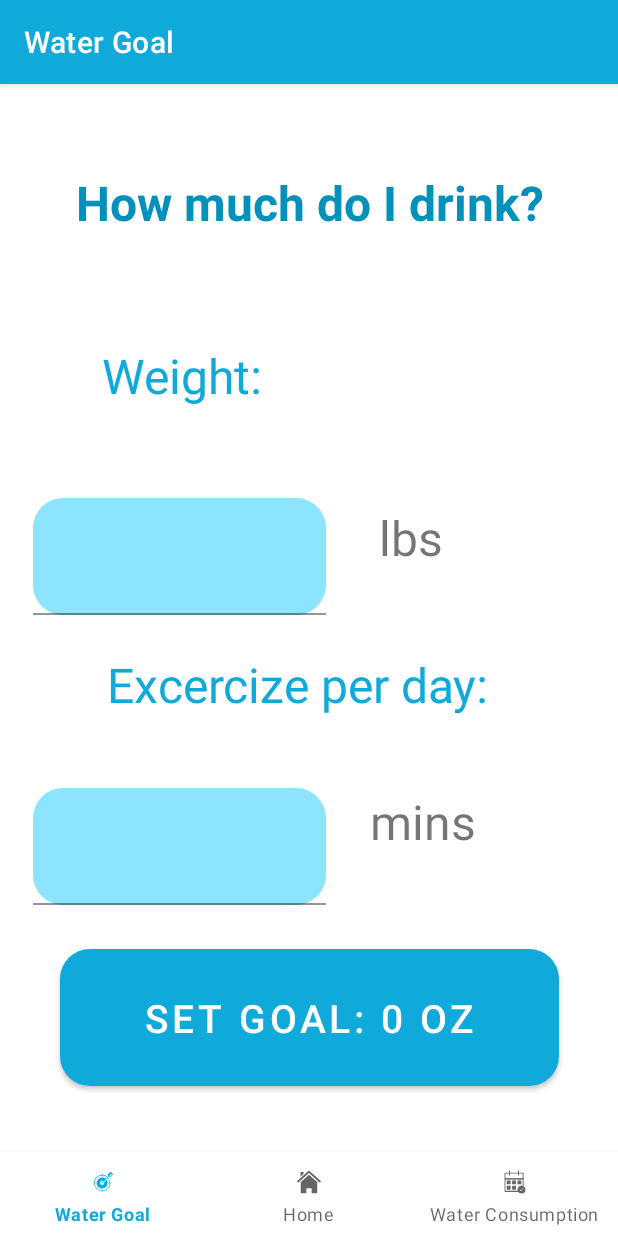
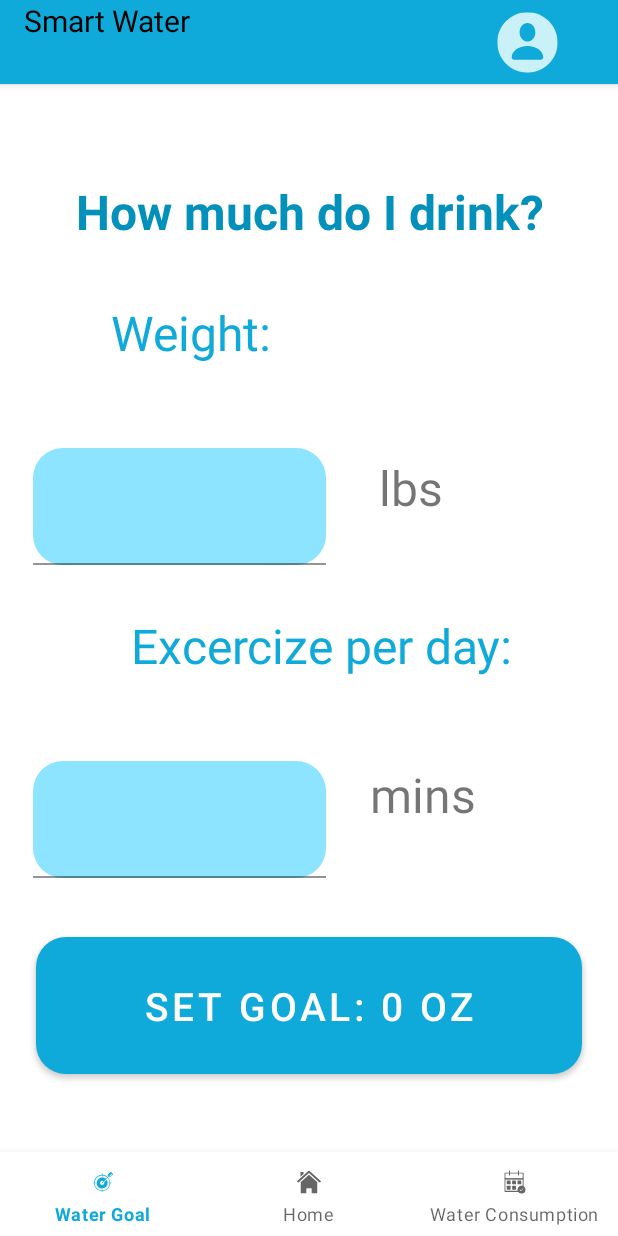
Before and after one commit to 2900xt/Smart-Water, an Android app: the WaterGoalFragment screen opened through its navigation route, on a phone screen of 412 x 824 dp. Run offline under Robolectric (Android 15) with nearby library versions, the phone set to English and light mode, and no system bars; our stand-ins replace RxJava, navigation-ui, sdp/ssp sizes; libraries missing offline, so code that uses them is left out: com.polidea.rxandroidble3; 3 statements that could not run were skipped.

Commit message:
Migrating Platforms

```diff
--- a/app/src/main/java/com/remindrop/smartwater/MainActivity.java
+++ b/app/src/main/java/com/remindrop/smartwater/MainActivity.java
@@ -1,9 +1,8 @@
 package com.remindrop.smartwater;
-
-import static java.lang.Double.NaN;
 
 import android.app.NotificationManager;
 import android.os.Bundle;
+import androidx.appcompat.widget.Toolbar;
 
 import com.google.android.material.bottomnavigation.BottomNavigationView;
 import com.remindrop.smartwater.databinding.ActivityMainBinding;
@@ -36,6 +35,9 @@ public class MainActivity extends AppCompatActivity {
 
         BottomNavigationView navView = findViewById(R.id.nav_view);
 
+        Toolbar myToolbar = (Toolbar) findViewById(R.id.my_toolbar);
+        setSupportActionBar(myToolbar);
+
         AppBarConfiguration appBarConfiguration = new AppBarConfiguration.Builder(
                 R.id.navigation_home, R.id.navigation_goal, R.id.navigation_consumption)
                 .build();
@@ -43,9 +45,9 @@ public class MainActivity extends AppCompatActivity {
         NavigationUI.setupActionBarWithNavController(this, navController, appBarConfiguration);
         NavigationUI.setupWithNavController(binding.navView, navController);
 
-        new Bluetooth(this);
 
 
+        new Bluetooth(this);
 
     }
 
--- a/app/src/main/res/drawable/ic_nav_profile.xml
+++ b/app/src/main/res/drawable/ic_nav_profile.xml
@@ -1,6 +1,6 @@
-<vector android:autoMirrored="true" android:height="500dp"
+<vector android:autoMirrored="true" android:height="75dp"
     android:viewportHeight="375" android:viewportWidth="375"
-    android:width="500dp" xmlns:android="http://schemas.android.com/apk/res/android">
+    android:width="75dp" xmlns:android="http://schemas.android.com/apk/res/android">
     <group>
         <clip-path android:pathData="M87.32,87.32L287.57,87.32L287.57,287.57L87.32,287.57ZM87.32,87.32"/>
         <path android:fillColor="#caf0f8" android:fillType="nonZero" android:pathData="M187.44,87.32C132.14,87.32 87.32,132.14 87.32,187.44C87.32,242.74 132.14,287.57 187.44,287.57C242.74,287.57 287.57,242.74 287.57,187.44C287.57,132.14 242.74,87.32 187.44,87.32ZM187.44,122.52C201.92,122.52 213.66,136.39 213.66,153.5C213.66,170.61 201.92,184.48 187.44,184.48C172.96,184.48 161.23,170.61 161.23,153.5C161.23,136.39 172.96,122.52 187.44,122.52ZM231.82,244.54L143.07,244.54C138.62,244.54 135.01,240.94 135.01,236.49C135.01,215.66 158.48,198.79 187.44,198.79C216.4,198.79 239.88,215.66 239.88,236.49C239.88,240.94 236.27,244.54 231.82,244.54ZM231.82,244.54"/>
--- a/app/src/main/res/layout/activity_main.xml
+++ b/app/src/main/res/layout/activity_main.xml
@@ -29,6 +29,37 @@
         app:layout_constraintTop_toTopOf="parent"
         app:navGraph="@navigation/mobile_navigation" />
 
+    <androidx.appcompat.widget.Toolbar
+        android:id="@+id/my_toolbar"
+        android:layout_width="match_parent"
+        android:layout_height="?attr/actionBarSize"
+        android:background="?attr/colorPrimary"
+        android:elevation="4dp"
+        android:theme="@style/ThemeOverlay.AppCompat.ActionBar"
+        app:layout_constraintHorizontal_bias="1.0"
+        app:layout_constraintLeft_toLeftOf="parent"
+        app:layout_constraintRight_toRightOf="parent"
+        app:layout_constraintTop_toTopOf="parent"
+        app:popupTheme="@style/ThemeOverlay.AppCompat.Light">
+
+        <androidx.appcompat.widget.AppCompatTextView
+            android:layout_width="wrap_content"
+            android:layout_height="wrap_content"
+            android:text="Smart Water"
+            android:textColor="@color/black"
+            android:width="@dimen/_100sdp"
+            android:height="@dimen/_100sdp"
+            android:textSize="20sp"/>
+
+        <androidx.appcompat.widget.AppCompatImageButton
+            android:layout_width="@dimen/_40sdp"
+            android:layout_height="@dimen/_40sdp"
+            android:backgroundTint="@color/normal_blue"
+            android:src="@drawable/ic_nav_profile"
+            android:layout_marginEnd="@dimen/_50sdp"
+            android:layout_marginStart="@dimen/_150sdp"/>
+
+    </androidx.appcompat.widget.Toolbar>
 
 
 </androidx.constraintlayout.widget.ConstraintLayout>
--- a/app/src/main/res/layout/fragment_watar_goal.xml
+++ b/app/src/main/res/layout/fragment_watar_goal.xml
@@ -35,14 +35,14 @@
         android:textSize="32sp"
         app:layout_constraintBottom_toBottomOf="parent"
         app:layout_constraintEnd_toEndOf="parent"
-        app:layout_constraintHorizontal_bias="0.0"
+        app:layout_constraintHorizontal_bias="1.0"
         app:layout_constraintStart_toStartOf="parent"
         app:layout_constraintTop_toTopOf="parent"
-        app:layout_constraintVertical_bias="0.55" />
+        app:layout_constraintVertical_bias="0.549" />
 
     <Button
         android:id="@+id/button_save"
-        android:layout_width="@dimen/_256sdp"
+        android:layout_width="@dimen/_280sdp"
         android:layout_height="@dimen/_70sdp"
         android:layout_marginStart="@dimen/_8sdp"
         android:layout_marginTop="@dimen/_8sdp"
@@ -74,7 +74,8 @@
         app:layout_constraintEnd_toEndOf="parent"
         app:layout_constraintStart_toStartOf="parent"
         app:layout_constraintTop_toTopOf="parent"
-        app:layout_constraintVertical_bias="0.07" />
+        app:layout_constraintVertical_bias="0.15" />
+
 
     <TextView
         android:layout_width="@dimen/_170sdp"
@@ -88,11 +89,10 @@
         android:textSize="32sp"
         app:layout_constraintBottom_toBottomOf="parent"
         app:layout_constraintEnd_toEndOf="parent"
-        app:layout_constraintHorizontal_bias="0.0"
+        app:layout_constraintHorizontal_bias="0.035"
         app:layout_constraintStart_toStartOf="parent"
         app:layout_constraintTop_toTopOf="parent"
-        app:layout_constraintVertical_bias="0.24" />
-
+        app:layout_constraintVertical_bias="0.259" />
 
     <TextView
         android:layout_width="@dimen/_170sdp"
@@ -147,7 +147,7 @@
 
         app:layout_constraintBottom_toBottomOf="parent"
         app:layout_constraintEnd_toEndOf="parent"
-        app:layout_constraintHorizontal_bias="0.100"
+        app:layout_constraintHorizontal_bias="0.1"
         app:layout_constraintStart_toStartOf="parent"
         app:layout_constraintTop_toTopOf="parent"
         app:layout_constraintVertical_bias="0.68">
--- a/app/src/main/res/values-night/themes.xml
+++ b/app/src/main/res/values-night/themes.xml
@@ -1,6 +1,6 @@
 <resources xmlns:tools="http://schemas.android.com/tools">
     <!-- Base application theme. -->
-    <style name="Theme.App" parent="Theme.MaterialComponents.DayNight.DarkActionBar">
+    <style name="Theme.App" parent="Theme.MaterialComponents.DayNight.NoActionBar">
         <!-- Primary brand color. -->
         <item name="colorPrimary">@color/normal_blue</item>
         <item name="colorPrimaryVariant">@color/normal_blue</item>
--- a/app/src/main/res/values/themes.xml
+++ b/app/src/main/res/values/themes.xml
@@ -1,6 +1,6 @@
 <resources xmlns:tools="http://schemas.android.com/tools">
     <!-- Base application theme. -->
-    <style name="Theme.App" parent="Theme.MaterialComponents.DayNight.DarkActionBar">
+    <style name="Theme.App" parent="Theme.MaterialComponents.DayNight.NoActionBar">
         <!-- Primary brand color. -->
         <item name="colorPrimary">@color/normal_blue</item>
         <item name="colorPrimaryVariant">@color/lighter_blue</item>
```
